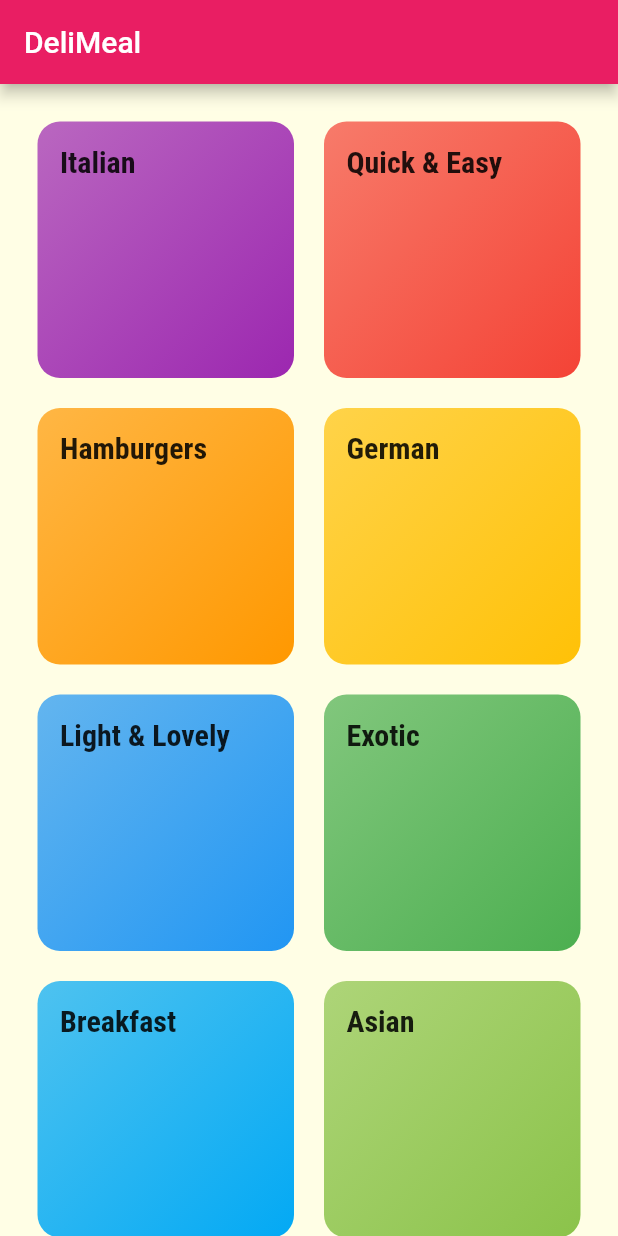
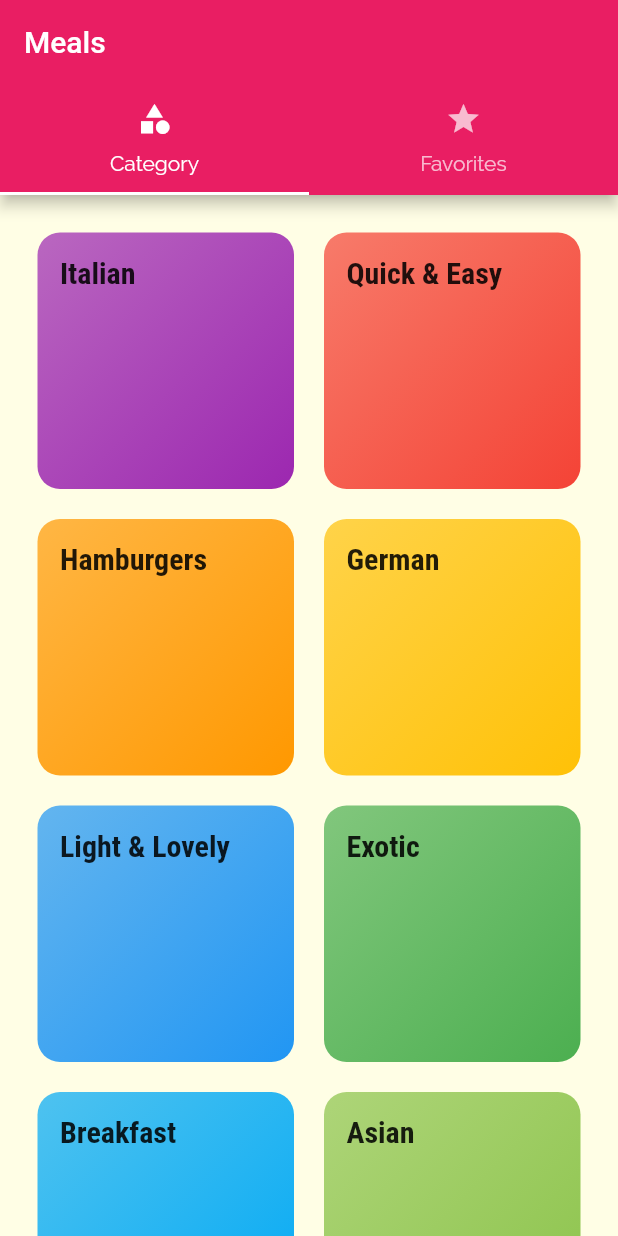
Before and after one commit to uzairafridi00/flutter-learning, a Flutter app: the screen it shows after launch, on a phone screen of 412 x 824 dp. Run offline on Flutter 3.47's test engine with Material 2 defaults, Android fonts, the light colour scheme and no system bars; missing offline and left inert: dart:ffi.

Commit message:
Tab Bar implemented in app

```diff
--- a/Flutter Projects/meal_app/lib/main.dart
+++ b/Flutter Projects/meal_app/lib/main.dart
@@ -1,6 +1,7 @@
 import 'dart:ui';
 import 'package:flutter/material.dart';
 
+import './screens/tabs_screen.dart';
 import './screens/meal_detail_screen.dart';
 import './screens/categories_screen.dart';
 import './screens/categories_meal_screen.dart';
@@ -32,11 +33,12 @@ class MyApp extends StatelessWidget {
               ),
             ),
       ),
-      home: CategoriesScreen(),
+      home: TabsScreen(),
       routes: {
         // '/category-meals': (ctx) => CategoriesMealsScreen(),
-         CategoriesMealsScreen.routeName : (ctx) => CategoriesMealsScreen(),
-         MealDetailScreen.routeName: (ctx) => MealDetailScreen(),
+        // '/': (ctx) => TabsScreen(),
+        CategoriesMealsScreen.routeName: (ctx) => CategoriesMealsScreen(),
+        MealDetailScreen.routeName: (ctx) => MealDetailScreen(),
       },
       onGenerateRoute: (settings) {
         // return MaterialPageRoute(builder: (ctx) => CategoriesScreen());
--- a/Flutter Projects/meal_app/lib/screens/categories_screen.dart
+++ b/Flutter Projects/meal_app/lib/screens/categories_screen.dart
@@ -6,11 +6,7 @@ import '../widgets/category_item.dart';
 class CategoriesScreen extends StatelessWidget {
   @override
   Widget build(BuildContext context) {
-    return Scaffold(
-      appBar: AppBar(
-        title: const Text('DeliMeal'),
-      ),
-      body: GridView(
+    return GridView(
       padding: const EdgeInsets.all(25),
       gridDelegate: const SliverGridDelegateWithMaxCrossAxisExtent(
         maxCrossAxisExtent: 200,
@@ -22,7 +18,6 @@ class CategoriesScreen extends StatelessWidget {
           .map((catData) => CategoryItem(
               id: catData.id, title: catData.title, color: catData.color))
           .toList(),
-      ),
     );
   }
 }
--- /dev/null
+++ b/Flutter Projects/meal_app/lib/screens/tabs_screen.dart
@@ -0,0 +1,40 @@
+import 'package:flutter/material.dart';
+
+import './categories_screen.dart';
+import './favorite_screen.dart';
+
+class TabsScreen extends StatefulWidget {
+  const TabsScreen({super.key});
+
+  @override
+  State<TabsScreen> createState() => _TabsScreenState();
+}
+
+class _TabsScreenState extends State<TabsScreen> {
+  @override
+  Widget build(BuildContext context) {
+    return DefaultTabController(
+        length: 2,
+        child: Scaffold(
+          appBar: AppBar(
+            title: const Text('Meals'),
+            bottom: TabBar(
+              indicatorColor: Theme.of(context).colorScheme.primary,
+              tabs: [
+              Tab(
+                icon: Icon(Icons.category),
+                text: ('Category'),
+              ),
+              Tab(
+                icon: Icon(Icons.star),
+                text: ('Favorites'),
+              ),
+            ]),
+          ),
+          body: TabBarView(children: [
+            CategoriesScreen(),
+            FavoriteScreen(),
+          ]),
+        ));
+  }
+}
```
Also changed, not shown: Flutter Notes/Notes/Navigation & Multiple Screens/Tab Bar.txt (+34 -0 lines), Flutter Projects/meal_app/lib/screens/favorite_screen.dart (added, +10 -0 lines). Lines whose indentation alone changed are shown as unchanged.
